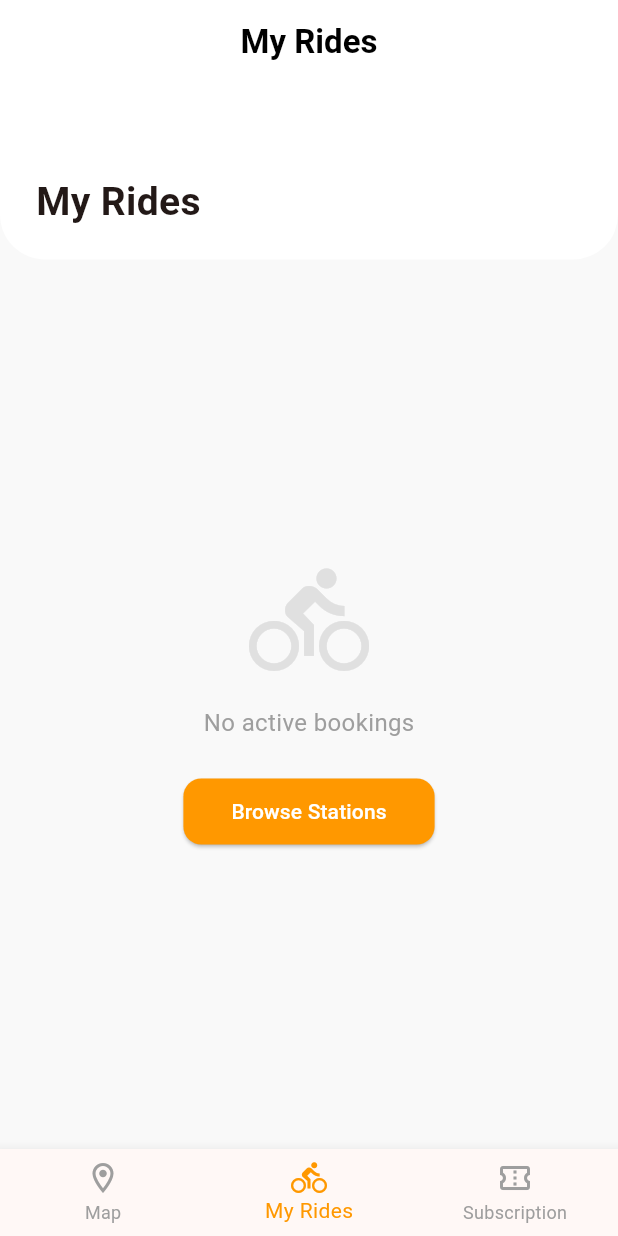
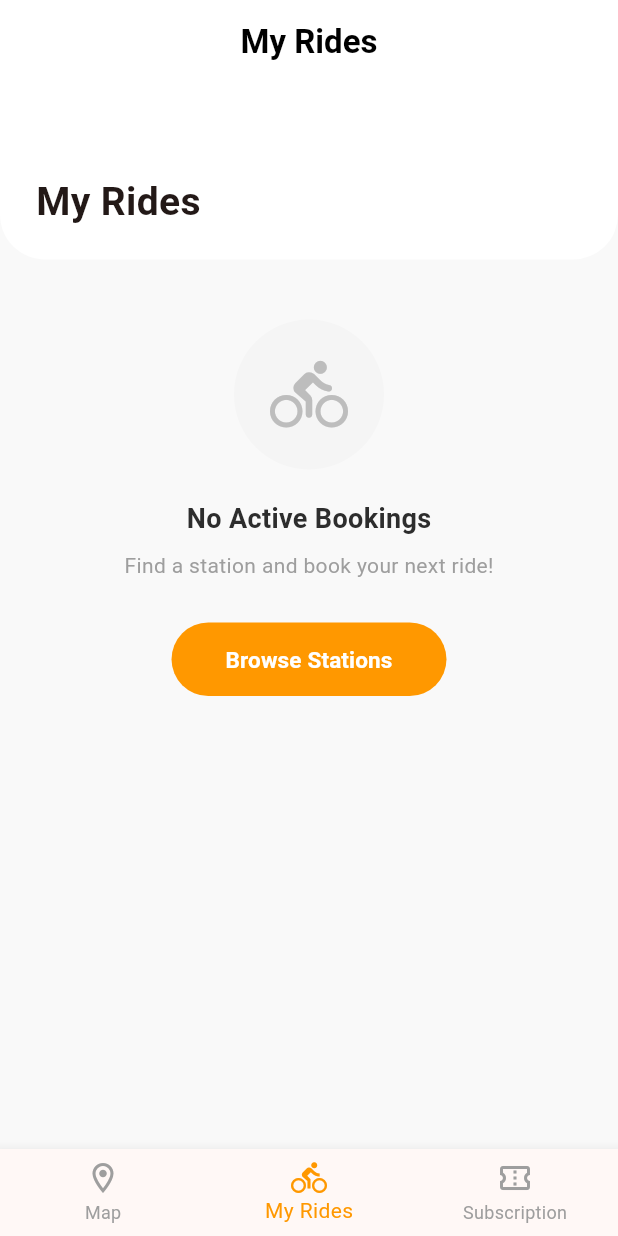
Before and after one commit to Undertale-12357/JisKong, a Flutter app: the screen it shows after launch, item 2 of the bottom bar chosen, on a phone screen of 412 x 824 dp. Run offline on Flutter 3.47's test engine with Material 3 defaults, Android fonts, the phone set to English and light mode, and no system bars; our stand-ins replace geolocator, google_maps_flutter; accounts and stored records are empty; network calls fail.

Commit message:
change icon and and ui

```diff
--- a/lib/ui/screens/my_ride/my_ride_screen.dart
+++ b/lib/ui/screens/my_ride/my_ride_screen.dart
@@ -33,9 +33,9 @@ class _MyRidesScreenState extends State<MyRidesScreen> {
           Expanded(
             child: vm.isLoading
                 ? const Center(child: CircularProgressIndicator())
-                : vm.activeBooking == null && vm.recentBookings.isEmpty
-                ? _buildEmptyState()
-                : ListView(
+                : vm.activeBooking == null
+                  ? _buildNoActiveState(vm)
+                  : ListView(
                     padding: const EdgeInsets.only(bottom: 24),
                     children: [
                       if (vm.activeBooking == null) _buildBrowseStationsButton(),
@@ -116,11 +116,88 @@ class _MyRidesScreenState extends State<MyRidesScreen> {
     );
   }
 
+  Widget _buildNoActiveState(MyRideViewModel vm) {
+    return ListView(
+      padding: const EdgeInsets.only(bottom: 24),
+      children: [
+        Padding(
+          padding: const EdgeInsets.fromLTRB(20, 40, 20, 20),
+          child: Column(
+            children: [
+              Container(
+                width: 100,
+                height: 100,
+                decoration: BoxDecoration(
+                  color: Colors.grey.shade100,
+                  shape: BoxShape.circle,
+                ),
+                child: Icon(
+                  Icons.directions_bike_rounded,
+                  size: 52,
+                  color: Colors.grey.shade400,
+                ),
+              ),
+              const SizedBox(height: 20),
+              const Text(
+                "No Active Bookings",
+                style: TextStyle(
+                  fontSize: 18,
+                  fontWeight: FontWeight.bold,
+                  color: Color(0xFF2D2D2D),
+                ),
+              ),
+              const SizedBox(height: 8),
+              Text(
+                "Find a station and book your next ride!",
+                style: TextStyle(color: Colors.grey.shade500, fontSize: 14),
+              ),
+              const SizedBox(height: 28),
+              ElevatedButton(
+                onPressed: widget.onBrowseStations,
+                style: ElevatedButton.styleFrom(
+                  backgroundColor: Colors.orange,
+                  padding: const EdgeInsets.symmetric(
+                    horizontal: 36,
+                    vertical: 14,
+                  ),
+                  shape: RoundedRectangleBorder(
+                    borderRadius: BorderRadius.circular(30),
+                  ),
+                  elevation: 0,
+                ),
+                child: const Text(
+                  "Browse Stations",
+                  style: TextStyle(
+                    color: Colors.white,
+                    fontSize: 15,
+                    fontWeight: FontWeight.w600,
+                  ),
+                ),
+              ),
+            ],
+          ),
+        ),
+
+        // Still show recent rides below if any exist
+        if (vm.recentBookings.isNotEmpty) ...[
+          const Padding(
+            padding: EdgeInsets.fromLTRB(20, 8, 20, 8),
+            child: Text(
+              "Recent Rides",
+              style: TextStyle(fontSize: 20, fontWeight: FontWeight.bold),
+            ),
+          ),
+          ...vm.recentBookings.map(_buildRecentRideCard),
+        ],
+      ],
+    );
+  }
   Widget _buildRecentRideCard(Booking booking) {
     final statusText = booking.status.name;
     final statusColor = booking.status == Status.Completed
         ? Colors.green
         : Colors.redAccent;
+    final bool isElectric = booking.bikeId.startsWith("E");
 
     return Container(
       margin: const EdgeInsets.symmetric(horizontal: 20, vertical: 8),
@@ -139,12 +216,19 @@ class _MyRidesScreenState extends State<MyRidesScreen> {
       child: Row(
         children: [
           Container(
-            padding: const EdgeInsets.all(12),
+            width: 52,
+            height: 52,
             decoration: BoxDecoration(
-              color: statusColor.withOpacity(0.1),
+              color: isElectric ? Colors.blue.shade50 : Colors.orange.shade50,
               shape: BoxShape.circle,
             ),
-            child: Icon(Icons.history_rounded, color: statusColor),
+            child: Icon(
+              isElectric
+                  ? Icons.electric_bike_rounded
+                  : Icons.directions_bike_rounded,
+              color: isElectric ? Colors.blue : Colors.orange,
+              size: 26,
+            ),
           ),
           const SizedBox(width: 14),
           Expanded(
@@ -161,15 +245,7 @@ class _MyRidesScreenState extends State<MyRidesScreen> {
                 const SizedBox(height: 4),
                 Text(
                   "Bike: ${booking.bikeId}",
-                  style: const TextStyle(color: Colors.grey),
-                ),
-                const SizedBox(height: 2),
-                Text(
-                  "Status: $statusText",
-                  style: TextStyle(
-                    color: statusColor,
-                    fontWeight: FontWeight.w600,
-                  ),
+                  style: const TextStyle(color: Colors.grey, fontSize: 13),
                 ),
                 const SizedBox(height: 2),
                 Text(
@@ -179,35 +255,19 @@ class _MyRidesScreenState extends State<MyRidesScreen> {
               ],
             ),
           ),
-        ],
-      ),
-    );
-  }
-
-  Widget _buildEmptyState() {
-    return Center(
-      child: Column(
-        mainAxisAlignment: MainAxisAlignment.center,
-        children: [
-          Icon(Icons.directions_bike, size: 80, color: Colors.grey.shade300),
-          const SizedBox(height: 16),
-          const Text(
-            "No active bookings",
-            style: TextStyle(color: Colors.grey, fontSize: 16),
-          ),
-          const SizedBox(height: 24),
-          ElevatedButton(
-            onPressed: widget.onBrowseStations,
-            style: ElevatedButton.styleFrom(
-              backgroundColor: Colors.orange,
-              padding: const EdgeInsets.symmetric(horizontal: 32, vertical: 12),
-              shape: RoundedRectangleBorder(
-                borderRadius: BorderRadius.circular(12),
+          Container(
+            padding: const EdgeInsets.symmetric(horizontal: 10, vertical: 5),
+            decoration: BoxDecoration(
+              color: statusColor.withOpacity(0.1),
+              borderRadius: BorderRadius.circular(20),
+            ),
+            child: Text(
+              statusText,
+              style: TextStyle(
+                color: statusColor,
+                fontWeight: FontWeight.w600,
+                fontSize: 12,
               ),
-            ),
-            child: const Text(
-              "Browse Stations",
-              style: TextStyle(color: Colors.white),
             ),
           ),
         ],
```
Also changed, not shown: lib/ui/screens/my_ride/widget/active_ride_card.dart (+21 -1 lines).
